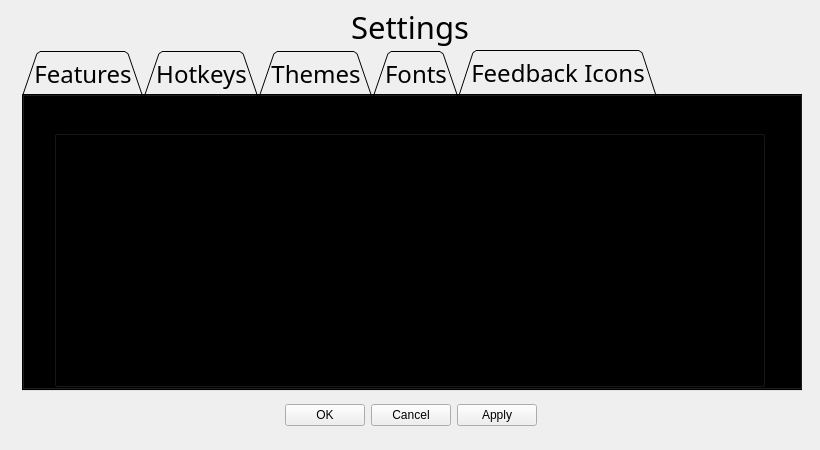
mushopea/Tasuke, file Tasuke/SettingsWindow.ui: the form before one commit.
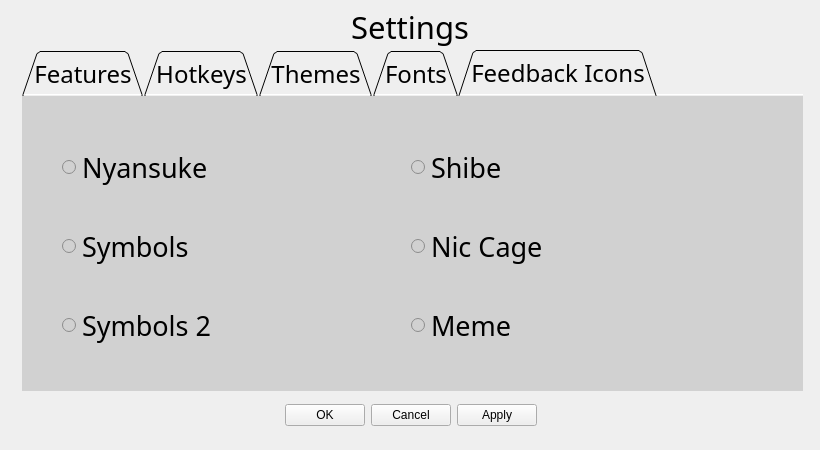
The form after the commit. The open tabs and pages were chosen to show the change. Icons and pictures are not drawn.

Patch:
```diff
--- a/Tasuke/SettingsWindow.ui
+++ b/Tasuke/SettingsWindow.ui
@@ -158,7 +158,7 @@
     <bool>true</bool>
    </property>
    <property name="documentMode">
-    <bool>false</bool>
+    <bool>true</bool>
    </property>
    <widget class="QWidget" name="features">
     <property name="styleSheet">
@@ -974,10 +974,13 @@
     </widget>
    </widget>
    <widget class="QWidget" name="icons">
+    <property name="styleSheet">
+     <string notr="true">background-color: rgb(209, 209, 209);</string>
+    </property>
     <attribute name="title">
      <string>Feedback Icons</string>
     </attribute>
-    <widget class="QGroupBox" name="iconSelect">
+    <widget class="QWidget" name="iconSelect" native="true">
      <property name="geometry">
       <rect>
        <x>30</x>
@@ -986,9 +989,6 @@
        <height>291</height>
       </rect>
      </property>
-     <property name="title">
-      <string>GroupBox</string>
-     </property>
      <widget class="QWidget" name="horizontalLayoutWidget_4">
       <property name="geometry">
        <rect>
```
Left out of the diff: 8 changed lines with no effect on the pictures.
